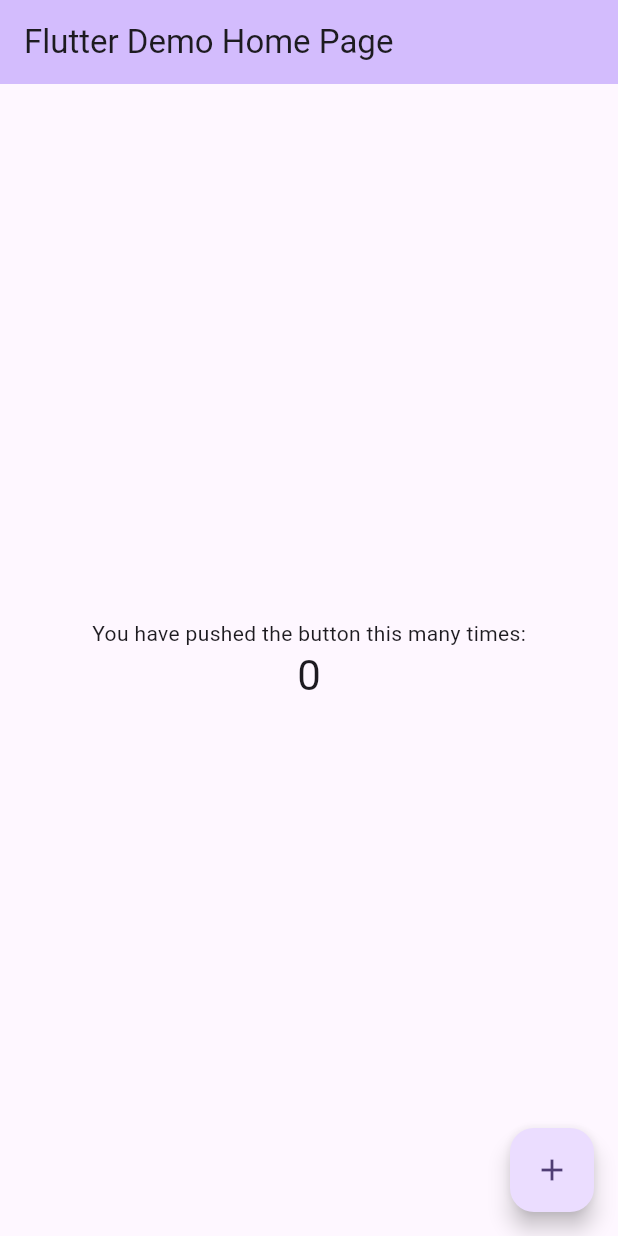
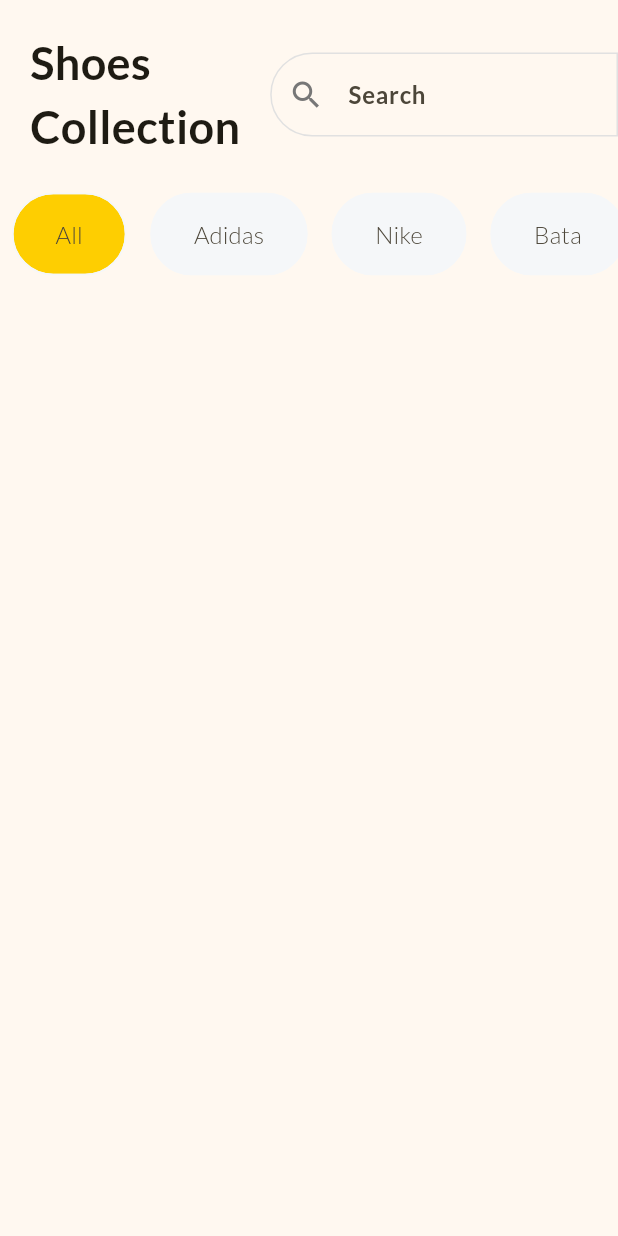
Before and after one commit to Premm98/flutter_shop_app, a Flutter app: the screen it shows after launch, on a phone screen of 412 x 824 dp. Run offline on Flutter 3.47's test engine with Material 3 defaults, Android fonts, the phone set to English and light mode, and no system bars.

Commit message:
Added Text, search tab and filters with scrollable view

```diff
--- /dev/null
+++ b/lib/home_page.dart
@@ -0,0 +1,98 @@
+import 'package:flutter/cupertino.dart';
+import 'package:flutter/material.dart';
+import 'package:flutter/widgets.dart';
+
+class HomePage extends StatefulWidget {
+  const HomePage({super.key});
+
+  @override
+  State<HomePage> createState() => _HomePageState();
+}
+
+class _HomePageState extends State<HomePage> {
+  final List<String> filters = const ['All', 'Adidas', 'Nike', 'Bata'];
+  late String selectedFilter;
+
+  @override
+  void initState() {
+    super.initState();
+    selectedFilter = filters[0];
+  }
+
+  @override
+  Widget build(BuildContext context) {
+    const border = OutlineInputBorder(
+      borderSide: BorderSide(
+        color: Color.fromRGBO(225, 225, 225, 1),
+      ),
+      borderRadius: BorderRadius.horizontal(
+        left: Radius.circular(50),
+      ),
+    );
+    return Scaffold(
+        body: SafeArea(
+      child: Column(
+        children: [
+          const Row(
+            children: [
+              Padding(
+                padding: const EdgeInsets.all(20.0),
+                child: Text(
+                  'Shoes\nCollection',
+                  style: TextStyle(
+                    fontWeight: FontWeight.bold,
+                    fontSize: 30,
+                  ),
+                ),
+              ),
+              Expanded(
+                child: TextField(
+                  decoration: InputDecoration(
+                    hintText: 'Search',
+                    prefixIcon: Icon(Icons.search),
+                    border: border,
+                    enabledBorder: border,
+                    focusedBorder: border,
+                  ),
+                ),
+              ),
+            ],
+          ),
+          SizedBox(
+            height: 60,
+            child: ListView.builder(
+                scrollDirection: Axis.horizontal,
+                itemCount: filters.length,
+                itemBuilder: (context, index) {
+                  final filter = filters[index];
+                  return Padding(
+                      padding: const EdgeInsets.symmetric(horizontal: 8.0),
+                      child: GestureDetector(
+                        onTap: () {
+                          setState(() {
+                            selectedFilter = filter;
+                          });
+                        },
+                        child: Chip(
+                          side: const BorderSide(
+                            color: Color.fromRGBO(245, 247, 249, 1),
+                          ),
+                          backgroundColor: selectedFilter == filter
+                              ? Theme.of(context).colorScheme.primary
+                              : const Color.fromRGBO(245, 247, 249, 1),
+                          label: Text(filter),
+                          labelStyle: const TextStyle(fontSize: 16),
+                          padding: const EdgeInsets.symmetric(
+                              horizontal: 20, vertical: 15),
+                          shape: RoundedRectangleBorder(
+                            borderRadius: BorderRadius.circular(40),
+                          ),
+                        ),
+                      ));
+                }),
+          ),
+        ],
+      ),
+    ));
+  }
+}
--- a/lib/main.dart
+++ b/lib/main.dart
@@ -1,4 +1,5 @@
 import 'package:flutter/material.dart';
+import 'package:shop_app_flutter/home_page.dart';
 
 void main() {
   runApp(const MyApp());
@@ -7,119 +8,24 @@ void main() {
 class MyApp extends StatelessWidget {
   const MyApp({super.key});
 
-  // This widget is the root of your application.
   @override
   Widget build(BuildContext context) {
     return MaterialApp(
-      title: 'Flutter Demo',
+      title: 'Shopping App',
       theme: ThemeData(
-        // This is the theme of your application.
-        //
-        // TRY THIS: Try running your application with "flutter run". You'll see
-        // the application has a purple toolbar. Then, without quitting the app,
-        // try changing the seedColor in the colorScheme below to Colors.green
-        // and then invoke "hot reload" (save your changes or press the "hot
-        // reload" button in a Flutter-supported IDE, or press "r" if you used
-        // the command line to start the app).
-        //
-        // Notice that the counter didn't reset back to zero; the application
-        // state is not lost during the reload. To reset the state, use hot
-        // restart instead.
-        //
-        // This works for code too, not just values: Most code changes can be
-        // tested with just a hot reload.
-        colorScheme: ColorScheme.fromSeed(seedColor: Colors.deepPurple),
-        useMaterial3: true,
+        fontFamily: 'Lato',
+        colorScheme: ColorScheme.fromSeed(
+          seedColor: Color.fromRGBO(254, 206, 1, 1),
+          primary: Color.fromRGBO(254, 206, 1, 1),
+        ),
+        inputDecorationTheme: InputDecorationTheme(
+            hintStyle: TextStyle(
+              fontWeight: FontWeight.bold,
+              fontSize: 16,
+            ),
+            prefixIconColor: Color.fromRGBO(119, 119, 119, 1)),
       ),
-      home: const MyHomePage(title: 'Flutter Demo Home Page'),
+      home: HomePage(),
     );
   }
 }
-
-class MyHomePage extends StatefulWidget {
-  const MyHomePage({super.key, required this.title});
-
-  // This widget is the home page of your application. It is stateful, meaning
-  // that it has a State object (defined below) that contains fields that affect
-  // how it looks.
-
-  // This class is the configuration for the state. It holds the values (in this
-  // case the title) provided by the parent (in this case the App widget) and
-  // used by the build method of the State. Fields in a Widget subclass are
-  // always marked "final".
-
-  final String title;
-
-  @override
-  State<MyHomePage> createState() => _MyHomePageState();
-}
-
-class _MyHomePageState extends State<MyHomePage> {
-  int _counter = 0;
-
-  void _incrementCounter() {
-    setState(() {
-      // This call to setState tells the Flutter framework that something has
-      // changed in this State, which causes it to rerun the build method below
-      // so that the display can reflect the updated values. If we changed
-      // _counter without calling setState(), then the build method would not be
-      // called again, and so nothing would appear to happen.
-      _counter++;
-    });
-  }
-
-  @override
-  Widget build(BuildContext context) {
-    // This method is rerun every time setState is called, for instance as done
-    // by the _incrementCounter method above.
-    //
-    // The Flutter framework has been optimized to make rerunning build methods
-    // fast, so that you can just rebuild anything that needs updating rather
-    // than having to individually change instances of widgets.
-    return Scaffold(
-      appBar: AppBar(
-        // TRY THIS: Try changing the color here to a specific color (to
-        // Colors.amber, perhaps?) and trigger a hot reload to see the AppBar
-        // change color while the other colors stay the same.
-        backgroundColor: Theme.of(context).colorScheme.inversePrimary,
-        // Here we take the value from the MyHomePage object that was created by
-        // the App.build method, and use it to set our appbar title.
-        title: Text(widget.title),
-      ),
-      body: Center(
-        // Center is a layout widget. It takes a single child and positions it
-        // in the middle of the parent.
-        child: Column(
-          // Column is also a layout widget. It takes a list of children and
-          // arranges them vertically. By default, it sizes itself to fit its
-          // children horizontally, and tries to be as tall as its parent.
-          //
-          // Column has various properties to control how it sizes itself and
-          // how it positions its children. Here we use mainAxisAlignment to
-          // center the children vertically; the main axis here is the vertical
-          // axis because Columns are vertical (the cross axis would be
-          // horizontal).
-          //
-          // TRY THIS: Invoke "debug painting" (choose the "Toggle Debug Paint"
-          // action in the IDE, or press "p" in the console), to see the
-          // wireframe for each widget.
-          mainAxisAlignment: MainAxisAlignment.center,
-          children: <Widget>[
-            const Text(
-              'You have pushed the button this many times:',
-            ),
-            Text(
-              '$_counter',
-              style: Theme.of(context).textTheme.headlineMedium,
-            ),
-          ],
-        ),
-      ),
-      floatingActionButton: FloatingActionButton(
-        onPressed: _incrementCounter,
-        tooltip: 'Increment',
-        child: const Icon(Icons.add),
-      ), // This trailing comma makes auto-formatting nicer for build methods.
-    );
-  }
-}
```
Also changed, not shown: pubspec.yaml (+6 -6 lines), assets/fonts/Lato-Bold.ttf (added), assets/fonts/Lato-Light.ttf (added).
